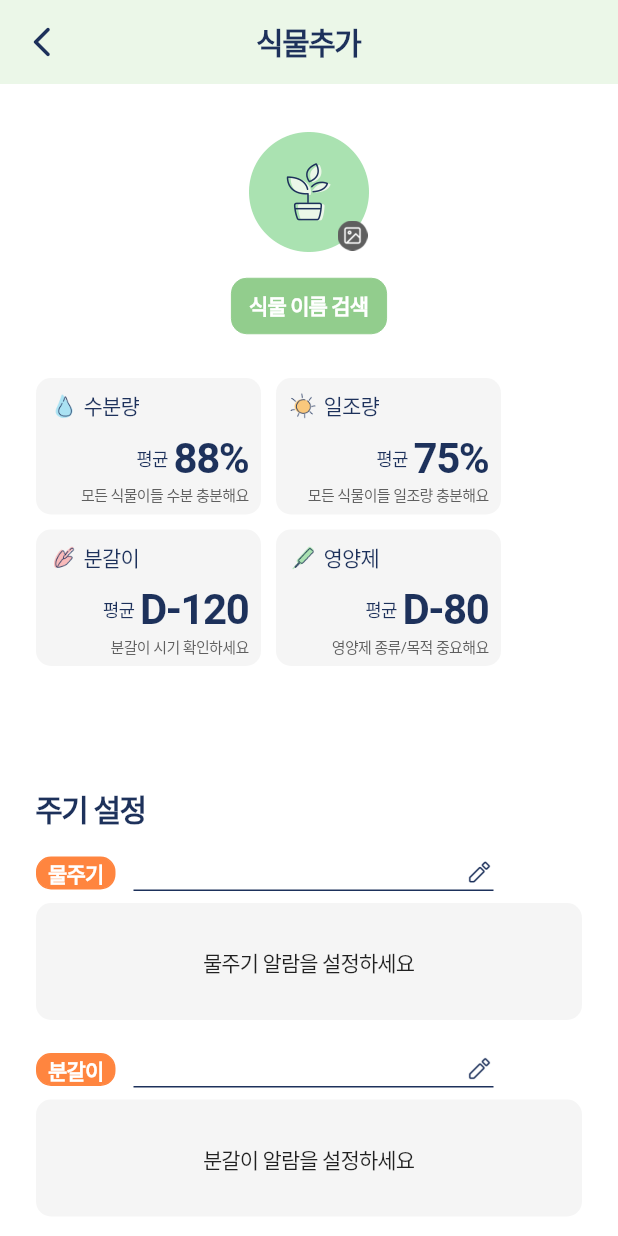
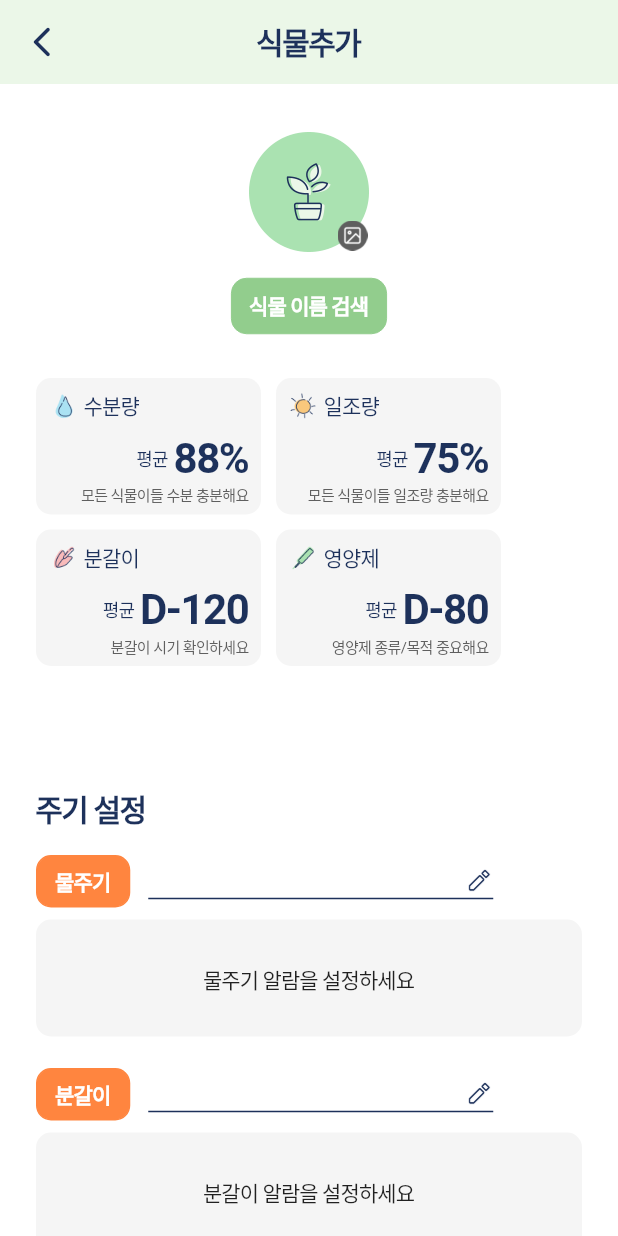
Before and after one commit to sungheeyoon/flutter-plant-plan, a Flutter app: the AddScreen screen opened directly, on a phone screen of 412 x 824 dp. Run offline on Flutter 3.47's test engine with Material 2 defaults, Android fonts, the phone set to English and light mode, and no system bars; our stand-ins replace file_picker, firebase_core, firebase_storage, font_awesome_flutter, shared_preferences; missing offline and left inert: snapping_sheet; accounts and stored records are empty; Roboto replaces fonts that are missing (Pretendard).

Commit message:
Retouch Navbar and Appbar

```diff
--- a/lib/screens/add_screen.dart
+++ b/lib/screens/add_screen.dart
@@ -43,10 +43,12 @@ class _AddScreenState extends State<AddScreen> {
 
   @override
   Widget build(BuildContext context) {
+    final fullWidth = MediaQuery.of(context).size.width;
+    final fullHeight = MediaQuery.of(context).size.height;
     return Scaffold(
       appBar: const CustomAppBar(
+        home: true,
         title: "식물추가",
-        home: true,
       ),
       body: SingleChildScrollView(
         child: Padding(
@@ -271,8 +273,7 @@ class SettingCard extends StatelessWidget {
         Row(
           children: [
             Container(
-              height: 22,
-              width: 53,
+              padding: const EdgeInsets.symmetric(horizontal: 12, vertical: 6),
               decoration: BoxDecoration(
                 color: const Color.fromRGBO(255, 133, 63, 1),
                 borderRadius: const BorderRadius.horizontal(
@@ -297,7 +298,7 @@ class SettingCard extends StatelessWidget {
               width: 12,
             ),
             SizedBox(
-              width: 240,
+              width: 230,
               child: TextField(
                 style: Theme.of(context)
                     .textTheme
--- a/lib/widgets/custom_appbar.dart
+++ b/lib/widgets/custom_appbar.dart
@@ -13,9 +13,9 @@ class CustomAppBar extends StatelessWidget with PreferredSizeWidget {
 
   @override
   Widget build(BuildContext context) {
-    return PreferredSize(
-      preferredSize: const Size.fromHeight(60.0),
-      child: AppBar(
+    final fullHeight = MediaQuery.of(context).size.height;
+    return AppBar(
+      toolbarHeight: fullHeight * 0.08,
       iconTheme: const IconThemeData(
         color: primary3Color, //색변경
       ),
@@ -40,7 +40,6 @@ class CustomAppBar extends StatelessWidget with PreferredSizeWidget {
               .headlineLarge!
               .copyWith(color: primary3Color)),
       centerTitle: true,
-      ),
     );
   }
 
--- a/lib/widgets/navbar.dart
+++ b/lib/widgets/navbar.dart
@@ -42,6 +42,7 @@ class _NavBarState extends State<NavBar> {
         child: _widgetOptions.elementAt(_selectedIndex),
       ),
       bottomNavigationBar: Container(
+        padding: const EdgeInsets.symmetric(horizontal: 20),
         decoration: BoxDecoration(
           color: Colors.white,
           borderRadius: const BorderRadius.only(
@@ -59,9 +60,8 @@ class _NavBarState extends State<NavBar> {
             topLeft: Radius.circular(16.0),
             topRight: Radius.circular(16.0),
           ),
-          child: Padding(
-            padding: const EdgeInsets.symmetric(horizontal: 46),
           child: BottomNavigationBar(
+            backgroundColor: Colors.white,
             type: BottomNavigationBarType.fixed,
             showSelectedLabels: false,
             showUnselectedLabels: false,
@@ -121,7 +121,6 @@ class _NavBarState extends State<NavBar> {
           ),
         ),
       ),
-      ),
     );
   }
 }
```
Lines whose indentation alone changed are shown as unchanged.
